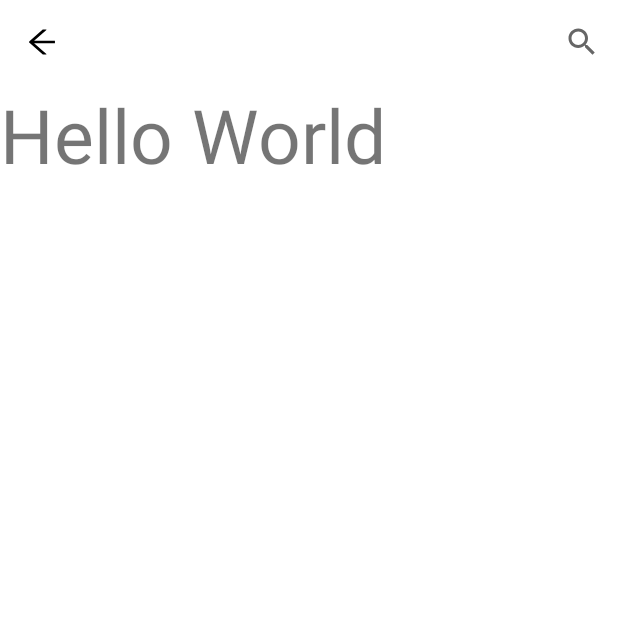
After one commit to WhiteNight123/WanAndroid, an Android app: the fragment SearchViewFragment shown on its own in the app's theme, on a phone screen of 412 x 824 dp, the top half of it. The commit adds this screen. Run offline under Robolectric (Android 15) with nearby library versions, the light colour scheme and no system bars.

Commit message:
新增了搜索功能

```diff
--- a/app/src/main/java/com/example/wanandroid/page/adapter/MyPageChangeCallback.java
+++ b/app/src/main/java/com/example/wanandroid/page/adapter/MyPageChangeCallback.java
@@ -1,9 +1,12 @@
 package com.example.wanandroid.page.adapter;
 
+
+import android.widget.TextView;
 
 import androidx.appcompat.widget.Toolbar;
 import androidx.viewpager2.widget.ViewPager2;
 
+import com.example.wanandroid.R;
 import com.google.android.material.bottomnavigation.BottomNavigationView;
 
 /**
--- /dev/null
+++ b/app/src/main/java/com/example/wanandroid/page/fragment/SearchViewFragment.java
@@ -0,0 +1,78 @@
+package com.example.wanandroid.page.fragment;
+
+import android.app.Activity;
+import android.content.Context;
+import android.os.Bundle;
+import android.view.LayoutInflater;
+import android.view.Menu;
+import android.view.MenuInflater;
+import android.view.MenuItem;
+import android.view.View;
+import android.view.ViewGroup;
+
+import androidx.annotation.NonNull;
+import androidx.annotation.Nullable;
+import androidx.appcompat.app.AppCompatActivity;
+import androidx.appcompat.widget.SearchView;
+import androidx.appcompat.widget.Toolbar;
+import androidx.core.view.MenuItemCompat;
+import androidx.fragment.app.Fragment;
+
+import com.example.wanandroid.R;
+
+import java.util.Objects;
+
+/**
+ * @author WhiteNight123 (Guo Xiaoqiang)
+ * @email 1448375249@qq.com
+ * @data 2022/1/20
+ */
+public class SearchViewFragment extends Fragment {
+    private Activity mActivity;
+
+    @Override
+    public void onAttach(@NonNull Context context) {
+        super.onAttach(context);
+        mActivity = (AppCompatActivity) context;
+    }
+
+    @Nullable
+    @Override
+    public View onCreateView(@NonNull LayoutInflater inflater, @Nullable ViewGroup container, @Nullable Bundle savedInstanceState) {
+        View rootView = inflater.inflate(R.layout.fragment_search, container, false);
+        Toolbar toolbar = rootView.findViewById(R.id.fragment_toolbar_searchview);
+        //toolbar.setNavigationIcon(R.drawable.ic_arrowleft);
+        //((AppCompatActivity) getActivity()).setSupportActionBar(toolbar);
+//        ((AppCompatActivity) getActivity()).getSupportActionBar().setDisplayHomeAsUpEnabled(true); //显示返回
+//        ((AppCompatActivity) getActivity()).getSupportActionBar().setHomeButtonEnabled(true); //返回
+
+
+        setHasOptionsMenu(true);
+        toolbar.inflateMenu(R.menu.fragment_menu_search);
+        toolbar.setNavigationOnClickListener(new View.OnClickListener() {
+            @Override
+            public void onClick(View v) {
+                requireActivity().onBackPressed();
+            }
+        });
+        toolbar.setOnMenuItemClickListener(new Toolbar.OnMenuItemClickListener() {
+            @Override
+            public boolean onMenuItemClick(MenuItem item) {
+
+                return false;
+            }
+        });
+        return rootView;
+    }
+
+    @Override
+    public void onCreateOptionsMenu(@NonNull Menu menu, @NonNull MenuInflater inflater) {
+        inflater.inflate(R.menu.fragment_menu_search, menu);
+        MenuItem item = menu.findItem(R.id.fragment_search_searchview);
+        SearchView searchView = (SearchView) MenuItemCompat.getActionView(item);
+        searchView.onActionViewExpanded();
+        searchView.setSubmitButtonEnabled(true);
+        searchView.setQueryHint("请输入搜索内容");
+        super.onCreateOptionsMenu(menu, inflater);
+    }
+}
--- /dev/null
+++ b/app/src/main/res/drawable/ic_arrowleft.xml
@@ -0,0 +1,4 @@
+<vector android:height="24dp" android:viewportHeight="1024"
+    android:viewportWidth="1024" android:width="24dp" xmlns:android="http://schemas.android.com/apk/res/android">
+    <path android:fillColor="#FF000000" android:pathData="M872,474H286.9l350.2,-304c5.6,-4.9 2.2,-14 -5.2,-14h-88.5c-3.9,0 -7.6,1.4 -10.5,3.9L155,487.8c-14.7,12.8 -14.7,35.6 0,48.3L535.1,866c1.5,1.3 3.3,2 5.2,2h91.5c7.4,0 10.8,-9.2 5.2,-14L286.9,550H872c4.4,0 8,-3.6 8,-8v-60c0,-4.4 -3.6,-8 -8,-8z"/>
+</vector>
--- /dev/null
+++ b/app/src/main/res/drawable/ic_more.xml
@@ -0,0 +1,6 @@
+<vector android:height="24dp" android:viewportHeight="1024"
+    android:viewportWidth="1024" android:width="24dp" xmlns:android="http://schemas.android.com/apk/res/android">
+    <path android:fillColor="#FF000000" android:pathData="M224,608c-52.93,0 -96,-43.07 -96,-96s43.07,-96 96,-96c52.93,0 96,43.07 96,96S276.93,608 224,608z"/>
+    <path android:fillColor="#FF000000" android:pathData="M512,608c-52.93,0 -96,-43.07 -96,-96s43.07,-96 96,-96c52.93,0 96,43.07 96,96S564.93,608 512,608z"/>
+    <path android:fillColor="#FF000000" android:pathData="M800,608c-52.93,0 -96,-43.07 -96,-96s43.07,-96 96,-96c52.93,0 96,43.07 96,96S852.93,608 800,608z"/>
+</vector>
--- /dev/null
+++ b/app/src/main/res/drawable/ic_search.xml
@@ -0,0 +1,4 @@
+<vector android:height="24dp" android:viewportHeight="1024"
+    android:viewportWidth="1024" android:width="24dp" xmlns:android="http://schemas.android.com/apk/res/android">
+    <path android:fillColor="#FF000000" android:pathData="M909.6,854.5L649.9,594.8C690.2,542.7 712,479 712,412c0,-80.2 -31.3,-155.4 -87.9,-212.1 -56.6,-56.7 -132,-87.9 -212.1,-87.9s-155.5,31.3 -212.1,87.9C143.2,256.5 112,331.8 112,412c0,80.1 31.3,155.5 87.9,212.1C256.5,680.8 331.8,712 412,712c67,0 130.6,-21.8 182.7,-62l259.7,259.6c3.2,3.2 8.4,3.2 11.6,0l43.6,-43.5c3.2,-3.2 3.2,-8.4 0,-11.6zM570.4,570.4C528,612.7 471.8,636 412,636s-116,-23.3 -158.4,-65.6C211.3,528 188,471.8 188,412s23.3,-116.1 65.6,-158.4C296,211.3 352.2,188 412,188s116.1,23.2 158.4,65.6S636,352.2 636,412s-23.3,116.1 -65.6,158.4z"/>
+</vector>
--- /dev/null
+++ b/app/src/main/res/layout/fragment_search.xml
@@ -0,0 +1,30 @@
+<?xml version="1.0" encoding="utf-8"?>
+<LinearLayout xmlns:android="http://schemas.android.com/apk/res/android"
+    xmlns:app="http://schemas.android.com/apk/res-auto"
+    android:layout_width="match_parent"
+    android:layout_height="match_parent"
+    android:clickable="true"
+    android:focusable="true"
+    android:background="#fff"
+    android:orientation="vertical">
+
+    <androidx.appcompat.widget.Toolbar
+        android:id="@+id/fragment_toolbar_searchview"
+        android:layout_width="match_parent"
+        android:layout_height="wrap_content"
+        app:contentInsetStart="0dp"
+        app:contentInsetStartWithNavigation="0dp"
+        app:navigationIcon="@drawable/ic_arrowleft"
+        app:layout_constraintBottom_toTopOf="@+id/viewpager2"
+        app:layout_constraintTop_toTopOf="parent"
+        app:layout_scrollFlags="scroll|enterAlways">
+
+    </androidx.appcompat.widget.Toolbar>
+
+    <TextView
+        android:layout_width="match_parent"
+        android:layout_height="wrap_content"
+        android:text="Hello World"
+        android:textSize="50dp" />
+
+</LinearLayout>
--- /dev/null
+++ b/app/src/main/res/menu/fragment_menu_search.xml
@@ -0,0 +1,12 @@
+<?xml version="1.0" encoding="utf-8"?>
+<menu xmlns:android="http://schemas.android.com/apk/res/android"
+    xmlns:app="http://schemas.android.com/apk/res-auto">
+
+    <item
+        android:id="@+id/fragment_search_searchview"
+        android:icon="@drawable/ic_search"
+        android:title="搜索"
+        app:actionViewClass="androidx.appcompat.widget.SearchView"
+        app:showAsAction="always" />
+
+</menu>
```
Also changed, not shown: app/src/main/java/com/example/wanandroid/page/activity/MainActivity.java (+32 -8 lines), app/src/main/java/com/example/wanandroid/page/fragment/WebViewFragment.java (+9 -1 lines), app/src/main/res/layout/activity_main.xml (+7 -5 lines), app/src/main/res/layout/fragment_webview.xml (+12 -2 lines), app/src/main/res/menu/activity_home_menu.xml (added, +14 -0 lines).
